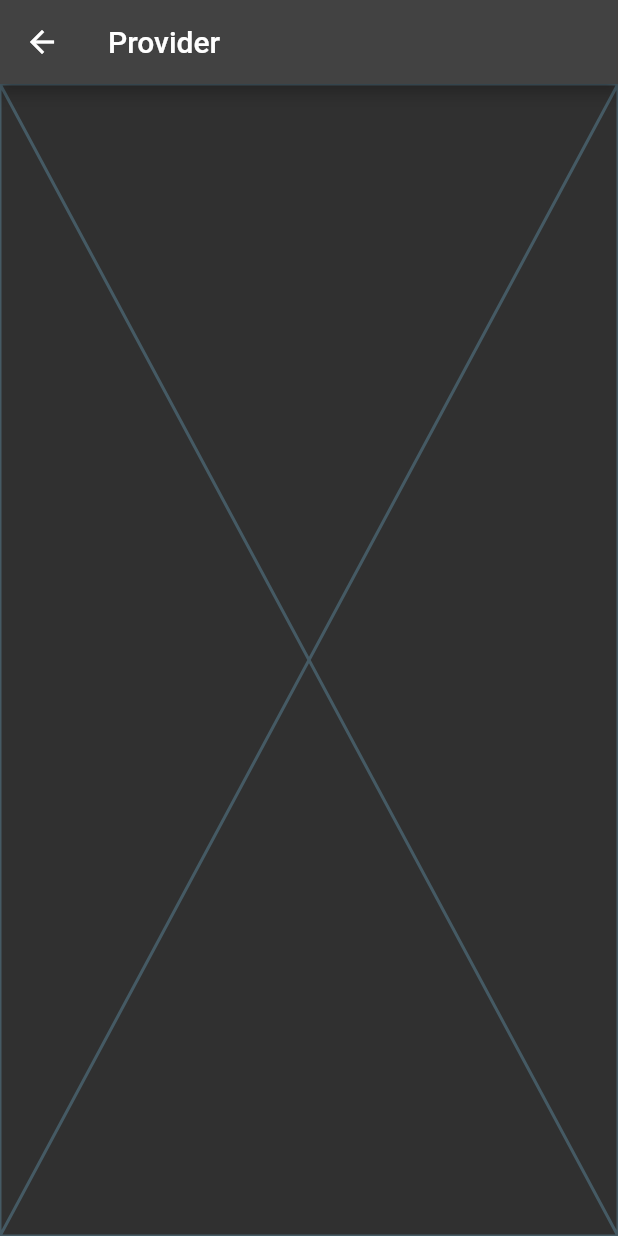
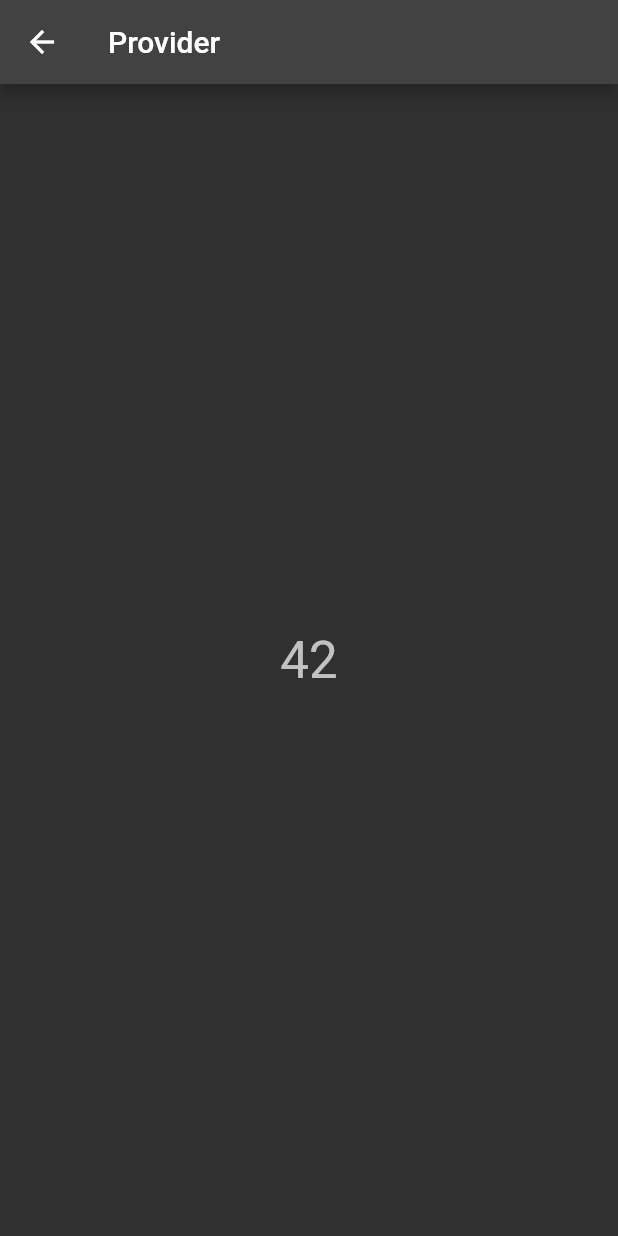
Before and after one commit to luhluh-17/riverpod_basics, a Flutter app: the ProviderView screen opened directly, on a phone screen of 412 x 824 dp. Run offline on Flutter 3.47's test engine with Material 2 defaults, Android fonts, the phone set to English and light mode, and no system bars; our stand-ins replace hooks_riverpod.

Commit message:
completed provider sample

```diff
--- a/lib/ui/views/provider_view.dart
+++ b/lib/ui/views/provider_view.dart
@@ -1,5 +1,9 @@
 import 'package:flutter/material.dart';
+import 'package:hooks_riverpod/hooks_riverpod.dart';
 
+final valueProvider = Provider<int>((ref) => 42);
+
+// Basic Provider is for Readonly data
 class ProviderView extends StatelessWidget {
   const ProviderView({super.key});
 
@@ -9,7 +13,39 @@ class ProviderView extends StatelessWidget {
       appBar: AppBar(
         title: const Text('Provider'),
       ),
-      body: const Placeholder(),
+      body: Center(
+        child: Consumer(
+          builder: (context, ref, child) {
+            final value = ref.watch(valueProvider);
+            return Text(
+              value.toString(),
+              style: Theme.of(context).textTheme.headlineMedium,
+            );
+          },
+        ),
+      ),
     );
   }
 }
+
+// Second Example using ConsumerWidget
+class ProviderView2 extends ConsumerWidget {
+  const ProviderView2({super.key});
+
+  @override
+  Widget build(BuildContext context, WidgetRef ref) {
+    final value = ref.watch(valueProvider);
+
+    return Scaffold(
+      appBar: AppBar(
+        title: const Text('Provider'),
+      ),
+      body: Center(
+        child: Text(
+          value.toString(),
+          style: Theme.of(context).textTheme.headlineMedium,
+        ),
+      ),
+    );
+  }
+}
```
